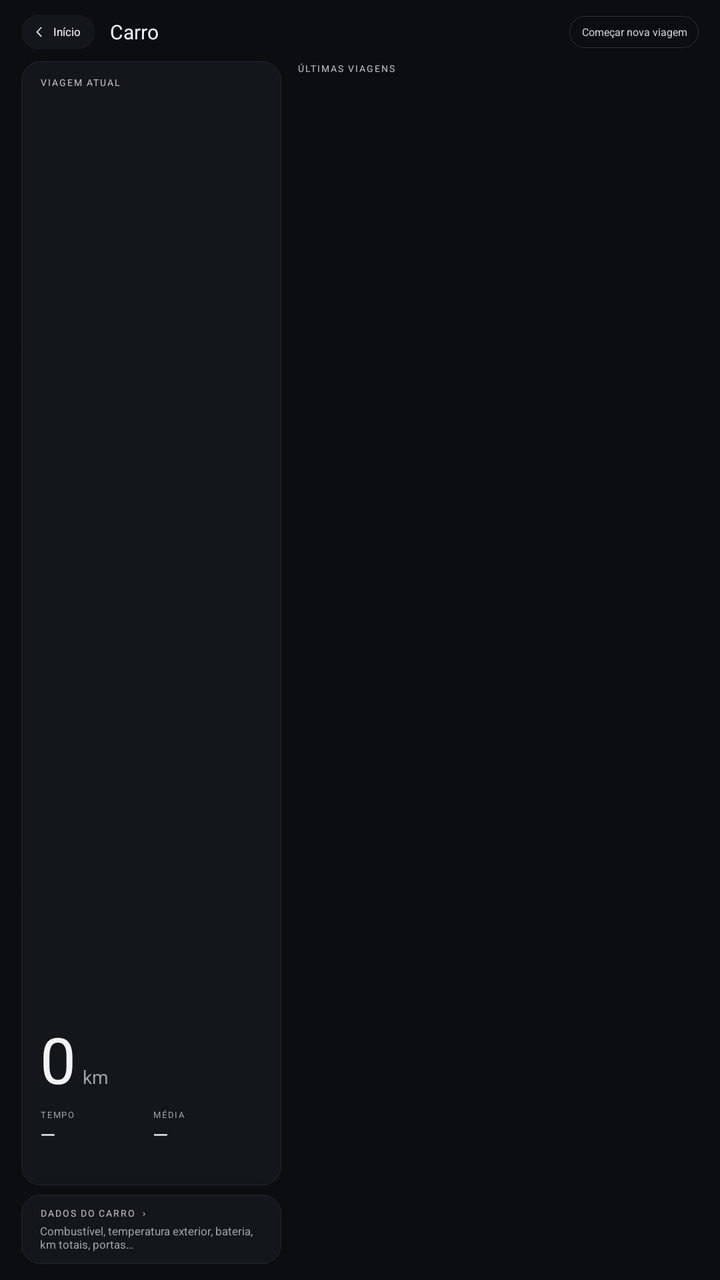
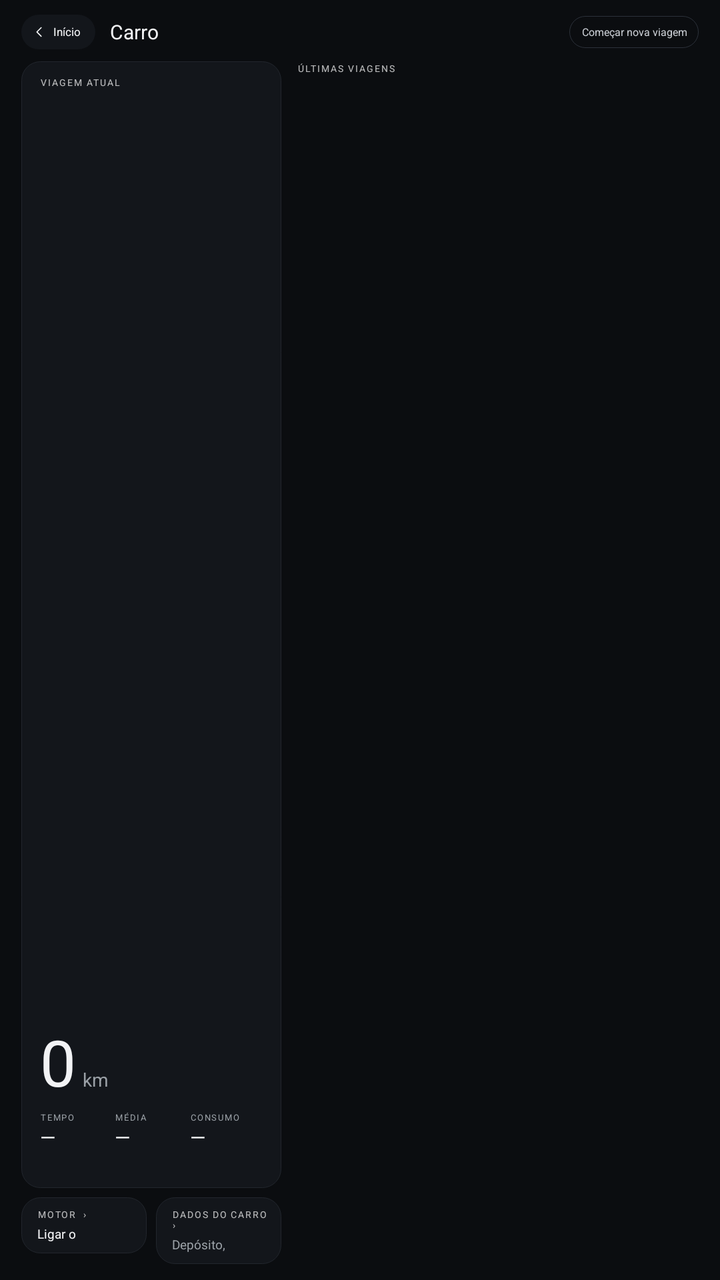

An Android layout rendered at two revisions. The XML below is the earlier revision; the diff shows what the commit changed to produce the second picture.
<!-- AndroidManifest.xml: application theme AppTheme -->
<!-- res/layout/layout_trips.xml -->
<?xml version="1.0" encoding="utf-8"?>
<LinearLayout xmlns:android="http://schemas.android.com/apk/res/android"
    android:layout_width="match_parent"
    android:layout_height="match_parent"
    android:background="#FF0B0D10"
    android:orientation="vertical"
    android:paddingStart="32px"
    android:paddingTop="20px"
    android:paddingEnd="32px"
    android:paddingBottom="24px">

    
    <LinearLayout
        android:layout_width="match_parent"
        android:layout_height="56px"
        android:gravity="center_vertical"
        android:orientation="horizontal">

        <LinearLayout
            android:id="@+id/btn_back"
            android:layout_width="wrap_content"
            android:layout_height="52px"
            android:background="@drawable/pill_bg"
            android:clickable="true"
            android:contentDescription="Voltar ao início"
            android:focusable="true"
            android:gravity="center_vertical"
            android:orientation="horizontal"
            android:paddingStart="16px"
            android:paddingEnd="22px">

            <ImageView
                android:layout_width="22px"
                android:layout_height="22px"
                android:importantForAccessibility="no"
                android:scaleType="fitCenter"
                android:src="@drawable/ic_back" />

            <TextView
                android:layout_width="wrap_content"
                android:layout_height="wrap_content"
                android:layout_marginStart="10px"
                android:tag="w600"
                android:text="Início"
                android:textColor="#FFF2F3F5"
                android:textSize="17px" />
        </LinearLayout>

        <TextView
            android:layout_width="0px"
            android:layout_height="wrap_content"
            android:layout_marginStart="22px"
            android:layout_weight="1"
            android:tag="w600"
            android:text="Carro"
            android:textColor="#FFF2F3F5"
            android:textSize="30px" />

        <TextView
            android:id="@+id/btn_new_trip"
            android:layout_width="wrap_content"
            android:layout_height="48px"
            android:background="@drawable/chip_bg"
            android:clickable="true"
            android:focusable="true"
            android:gravity="center"
            android:paddingStart="18px"
            android:paddingEnd="18px"
            android:tag="w600"
            android:text="Começar nova viagem"
            android:textColor="#FFC9CDD3"
            android:textSize="16px" />
    </LinearLayout>

    <LinearLayout
        android:layout_width="match_parent"
        android:layout_height="0px"
        android:layout_marginTop="16px"
        android:layout_weight="1"
        android:orientation="horizontal">

        
        <LinearLayout
            android:layout_width="390px"
            android:layout_height="match_parent"
            android:orientation="vertical">

            <LinearLayout
                android:layout_width="match_parent"
                android:layout_height="0px"
                android:layout_weight="1"
                android:background="@drawable/card_bg"
                android:orientation="vertical"
                android:paddingStart="28px"
                android:paddingTop="22px"
                android:paddingEnd="24px"
                android:paddingBottom="22px">

                <LinearLayout
                    android:layout_width="match_parent"
                    android:layout_height="wrap_content"
                    android:gravity="center_vertical"
                    android:orientation="horizontal">

                    <TextView
                        android:layout_width="0px"
                        android:layout_height="wrap_content"
                        android:layout_weight="1"
                        android:letterSpacing="0.14"
                        android:tag="w700 accent_text"
                        android:text="VIAGEM ATUAL"
                        android:textSize="14px" />

                    <TextView
                        android:id="@+id/cur_state"
                        android:layout_width="wrap_content"
                        android:layout_height="wrap_content"
                        android:letterSpacing="0.12"
                        android:tag="w700"
                        android:textColor="#FF9AA0A6"
                        android:textSize="13px" />
                </LinearLayout>

                <View
                    android:layout_width="1px"
                    android:layout_height="0px"
                    android:layout_weight="1" />

                <LinearLayout
                    android:layout_width="wrap_content"
                    android:layout_height="wrap_content"
                    android:orientation="horizontal">

                    <TextView
                        android:id="@+id/cur_km"
                        android:layout_width="wrap_content"
                        android:layout_height="wrap_content"
                        android:includeFontPadding="false"
                        android:tag="w300"
                        android:text="0"
                        android:textColor="#FFF2F3F5"
                        android:textSize="96px" />

                    <TextView
                        android:layout_width="wrap_content"
                        android:layout_height="wrap_content"
                        android:layout_marginStart="10px"
                        android:tag="w500"
                        android:text="km"
                        android:textColor="#FF9AA0A6"
                        android:textSize="28px" />
                </LinearLayout>

                <LinearLayout
                    android:layout_width="match_parent"
                    android:layout_height="wrap_content"
                    android:layout_marginTop="14px"
                    android:orientation="horizontal">

                    <LinearLayout
                        android:layout_width="0px"
                        android:layout_height="wrap_content"
                        android:layout_weight="1"
                        android:orientation="vertical">

                        <TextView
                            android:layout_width="wrap_content"
                            android:layout_height="wrap_content"
                            android:letterSpacing="0.14"
                            android:tag="w700"
                            android:text="TEMPO"
                            android:textColor="#FF9AA0A6"
                            android:textSize="13px" />

                        <TextView
                            android:id="@+id/cur_time"
                            android:layout_width="wrap_content"
                            android:layout_height="wrap_content"
                            android:tag="w600"
                            android:text="—"
                            android:textColor="#FFF2F3F5"
                            android:textSize="30px" />
                    </LinearLayout>

                    <LinearLayout
                        android:layout_width="0px"
                        android:layout_height="wrap_content"
                        android:layout_weight="1"
                        android:orientation="vertical">

                        <TextView
                            android:layout_width="wrap_content"
                            android:layout_height="wrap_content"
                            android:letterSpacing="0.14"
                            android:tag="w700"
                            android:text="MÉDIA"
                            android:textColor="#FF9AA0A6"
                            android:textSize="13px" />

                        <TextView
                            android:id="@+id/cur_avg"
                            android:layout_width="wrap_content"
                            android:layout_height="wrap_content"
                            android:tag="w600"
                            android:text="—"
                            android:textColor="#FFF2F3F5"
                            android:textSize="30px" />
                    </LinearLayout>
                </LinearLayout>

                <TextView
                    android:id="@+id/cur_since"
                    android:layout_width="wrap_content"
                    android:layout_height="wrap_content"
                    android:layout_marginTop="12px"
                    android:tag="w500"
                    android:textColor="#FF9AA0A6"
                    android:textSize="16px" />
            </LinearLayout>

            
            <LinearLayout
                android:id="@+id/car_data_card"
                android:layout_width="match_parent"
                android:layout_height="wrap_content"
                android:layout_marginTop="14px"
                android:background="@drawable/card_bg"
                android:clickable="true"
                android:focusable="true"
                android:longClickable="true"
                android:orientation="vertical"
                android:paddingStart="28px"
                android:paddingTop="18px"
                android:paddingEnd="24px"
                android:paddingBottom="18px">

                <TextView
                    android:layout_width="wrap_content"
                    android:layout_height="wrap_content"
                    android:letterSpacing="0.14"
                    android:tag="w700 accent_text"
                    android:text="DADOS DO CARRO  ›"
                    android:textSize="14px" />

                <TextView
                    android:layout_width="match_parent"
                    android:layout_height="wrap_content"
                    android:layout_marginTop="6px"
                    android:tag="w500"
                    android:text="Combustível, temperatura exterior, bateria, km totais, portas…"
                    android:textColor="#FF9AA0A6"
                    android:textSize="17px" />
            </LinearLayout>
        </LinearLayout>

        
        <LinearLayout
            android:layout_width="0px"
            android:layout_height="match_parent"
            android:layout_marginStart="18px"
            android:layout_weight="1"
            android:orientation="vertical">

            <LinearLayout
                android:layout_width="match_parent"
                android:layout_height="wrap_content"
                android:gravity="center_vertical"
                android:orientation="horizontal"
                android:paddingStart="6px"
                android:paddingEnd="6px">

                <TextView
                    android:layout_width="0px"
                    android:layout_height="wrap_content"
                    android:layout_weight="1"
                    android:letterSpacing="0.14"
                    android:tag="w700 accent_text"
                    android:text="ÚLTIMAS VIAGENS"
                    android:textSize="14px" />

                <TextView
                    android:id="@+id/totals"
                    android:layout_width="wrap_content"
                    android:layout_height="wrap_content"
                    android:tag="w600"
                    android:textColor="#FFC9CDD3"
                    android:textSize="16px" />
            </LinearLayout>

            <ScrollView
                android:layout_width="match_parent"
                android:layout_height="0px"
                android:layout_marginTop="10px"
                android:layout_weight="1"
                android:fadingEdgeLength="24px"
                android:requiresFadingEdge="vertical"
                android:scrollbars="none">

                <LinearLayout
                    android:id="@+id/trips_list"
                    android:layout_width="match_parent"
                    android:layout_height="wrap_content"
                    android:orientation="vertical" />
            </ScrollView>
        </LinearLayout>
    </LinearLayout>
</LinearLayout>
<!-- resources referenced by this layout -->
<resources>
  <!-- drawable card_bg (drawable) -->
  <?xml version="1.0" encoding="utf-8"?>
  <shape xmlns:android="http://schemas.android.com/apk/res/android" android:shape="rectangle">
      <solid android:color="#FF13161B" />
      <corners android:radius="28px" />
      <stroke android:width="1px" android:color="#FF22262D" />
  </shape>
  <!-- drawable chip_bg (drawable) -->
  <?xml version="1.0" encoding="utf-8"?>
  <ripple xmlns:android="http://schemas.android.com/apk/res/android" android:color="#33FFFFFF">
      <item>
          <shape android:shape="rectangle">
              <corners android:radius="24px" />
              <stroke android:width="1px" android:color="#FF2C313A" />
          </shape>
      </item>
  </ripple>
  <!-- drawable ic_back (drawable) -->
  <?xml version="1.0" encoding="utf-8"?>
  <vector xmlns:android="http://schemas.android.com/apk/res/android"
      android:width="24dp" android:height="24dp"
      android:viewportWidth="24" android:viewportHeight="24">
      <path
          android:pathData="M15,5L8,12L15,19"
          android:fillColor="#00000000"
          android:strokeColor="#FFF2F3F5"
          android:strokeWidth="1.8"
          android:strokeLineJoin="round"
          android:strokeLineCap="round" />
  </vector>
  <!-- drawable pill_bg (drawable) -->
  <?xml version="1.0" encoding="utf-8"?>
  <ripple xmlns:android="http://schemas.android.com/apk/res/android" android:color="#33FFFFFF">
      <item>
          <shape android:shape="rectangle">
              <solid android:color="#FF13161B" />
              <corners android:radius="26px" />
          </shape>
      </item>
  </ripple>
  <style name="AppTheme" parent="android:Theme.Material.NoActionBar">
          <item name="android:windowBackground">@drawable/window_bg</item>
          <item name="android:statusBarColor">#FF0B0D10</item>
          <item name="android:navigationBarColor">#FF0B0D10</item>
          <item name="android:colorAccent">#FF5EEAD4</item>
          <item name="android:windowShowWallpaper">false</item>
      </style>
  <!-- drawable window_bg (drawable) -->
  <?xml version="1.0" encoding="utf-8"?>
  <shape xmlns:android="http://schemas.android.com/apk/res/android" android:shape="rectangle">
      <solid android:color="#FF0B0D10" />
  </shape>
</resources>

<!-- the commit's change to res/layout/layout_trips.xml (unified diff, before → after) -->
@@ -206,6 +206,31 @@
                             android:textColor="#FFF2F3F5"
                             android:textSize="30px" />
                     </LinearLayout>
+
+                    <LinearLayout
+                        android:layout_width="0px"
+                        android:layout_height="wrap_content"
+                        android:layout_weight="1"
+                        android:orientation="vertical">
+
+                        <TextView
+                            android:layout_width="wrap_content"
+                            android:layout_height="wrap_content"
+                            android:letterSpacing="0.14"
+                            android:tag="w700"
+                            android:text="CONSUMO"
+                            android:textColor="#FF9AA0A6"
+                            android:textSize="13px" />
+
+                        <TextView
+                            android:id="@+id/cur_l100"
+                            android:layout_width="wrap_content"
+                            android:layout_height="wrap_content"
+                            android:tag="w600"
+                            android:text="—"
+                            android:textColor="#FFF2F3F5"
+                            android:textSize="30px" />
+                    </LinearLayout>
                 </LinearLayout>
 
                 <TextView
@@ -220,36 +245,81 @@
 
             
             <LinearLayout
-                android:id="@+id/car_data_card"
                 android:layout_width="match_parent"
                 android:layout_height="wrap_content"
                 android:layout_marginTop="14px"
-                android:background="@drawable/card_bg"
-                android:clickable="true"
-                android:focusable="true"
-                android:longClickable="true"
-                android:orientation="vertical"
-                android:paddingStart="28px"
-                android:paddingTop="18px"
-                android:paddingEnd="24px"
-                android:paddingBottom="18px">
-
-                <TextView
-                    android:layout_width="wrap_content"
-                    android:layout_height="wrap_content"
-                    android:letterSpacing="0.14"
-                    android:tag="w700 accent_text"
-                    android:text="DADOS DO CARRO  ›"
-                    android:textSize="14px" />
-
-                <TextView
-                    android:layout_width="match_parent"
-                    android:layout_height="wrap_content"
-                    android:layout_marginTop="6px"
-                    android:tag="w500"
-                    android:text="Combustível, temperatura exterior, bateria, km totais, portas…"
-                    android:textColor="#FF9AA0A6"
-                    android:textSize="17px" />
+                android:orientation="horizontal">
+
+                <LinearLayout
+                    android:id="@+id/engine_card"
+                    android:layout_width="0px"
+                    android:layout_height="wrap_content"
+                    android:layout_weight="1"
+                    android:background="@drawable/card_bg"
+                    android:clickable="true"
+                    android:focusable="true"
+                    android:orientation="vertical"
+                    android:paddingStart="24px"
+                    android:paddingTop="16px"
+                    android:paddingEnd="16px"
+                    android:paddingBottom="16px">
+
+                    <TextView
+                        android:id="@+id/engine_title"
+                        android:layout_width="wrap_content"
+                        android:layout_height="wrap_content"
+                        android:letterSpacing="0.14"
+                        android:tag="w700 accent_text"
+                        android:text="MOTOR  ›"
+                        android:textSize="14px" />
+
+                    <TextView
+                        android:id="@+id/engine_line"
+                        android:layout_width="match_parent"
+                        android:layout_height="wrap_content"
+                        android:layout_marginTop="6px"
+                        android:maxLines="1"
+                        android:tag="w600"
+                        android:text="Ligar o adaptador"
+                        android:textColor="#FFF2F3F5"
+                        android:textSize="19px" />
+                </LinearLayout>
+
+                
+                <LinearLayout
+                    android:id="@+id/car_data_card"
+                    android:layout_width="0px"
+                    android:layout_height="wrap_content"
+                    android:layout_marginStart="14px"
+                    android:layout_weight="1"
+                    android:background="@drawable/card_bg"
+                    android:clickable="true"
+                    android:focusable="true"
+                    android:longClickable="true"
+                    android:orientation="vertical"
+                    android:paddingStart="24px"
+                    android:paddingTop="16px"
+                    android:paddingEnd="16px"
+                    android:paddingBottom="16px">
+
+                    <TextView
+                        android:layout_width="wrap_content"
+                        android:layout_height="wrap_content"
+                        android:letterSpacing="0.14"
+                        android:tag="w700 accent_text"
+                        android:text="DADOS DO CARRO  ›"
+                        android:textSize="14px" />
+
+                    <TextView
+                        android:layout_width="match_parent"
+                        android:layout_height="wrap_content"
+                        android:layout_marginTop="6px"
+                        android:maxLines="1"
+                        android:tag="w500"
+                        android:text="Depósito, portas…"
+                        android:textColor="#FF9AA0A6"
+                        android:textSize="19px" />
+                </LinearLayout>
             </LinearLayout>
         </LinearLayout>
 
